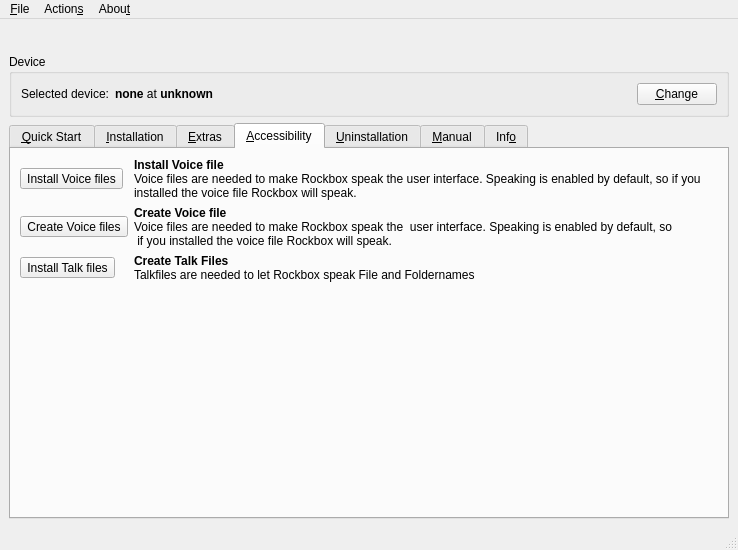
Above: rbutil/rbutilqt/rbutilqtfrm.ui from Rockbox-Chinese-Community/Rockbox-RCC before the change. Below: the same form after it.
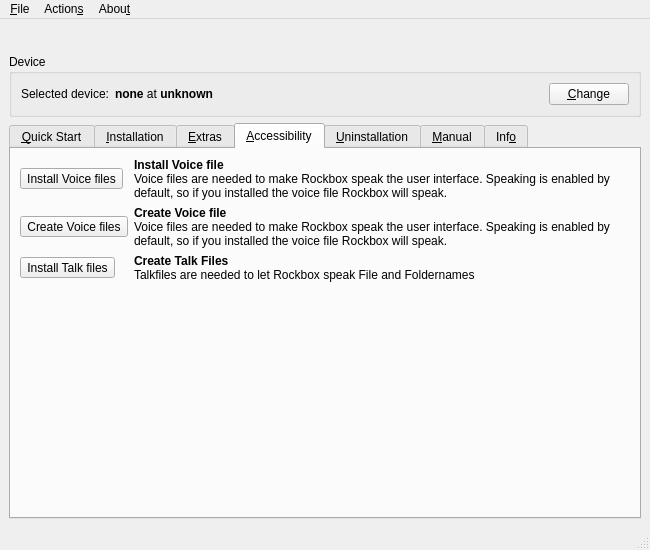
That is the form after the change. The open tabs and pages were chosen to show the change. Icons and pictures are not drawn.

Commit message: Remove the html formatting designer added for description labels and use simple tags instead.

The edit to the form file:
```diff
--- a/rbutil/rbutilqt/rbutilqtfrm.ui
+++ b/rbutil/rbutilqt/rbutilqtfrm.ui
@@ -5,7 +5,7 @@
    <rect>
     <x>0</x>
     <y>0</y>
-    <width>738</width>
+    <width>650</width>
     <height>550</height>
    </rect>
   </property>
@@ -488,11 +488,7 @@
         <item row="0" column="1" >
          <widget class="QLabel" name="labelVoice" >
           <property name="text" >
-           <string>&lt;html>&lt;head>&lt;meta name="qrichtext" content="1" />&lt;style type="text/css">
-p, li { white-space: pre-wrap; }
-&lt;/style>&lt;/head>&lt;body style=" font-family:'MS Shell Dlg 2'; font-size:8.25pt; font-weight:400; font-style:normal;">
-&lt;p style=" margin-top:0px; margin-bottom:0px; margin-left:0px; margin-right:0px; -qt-block-indent:0; text-indent:0px; font-family:'Sans Serif'; font-size:9pt;">&lt;span style=" font-weight:600;">Install Voice file&lt;/span>&lt;/p>
-&lt;p style=" margin-top:0px; margin-bottom:0px; margin-left:0px; margin-right:0px; -qt-block-indent:0; text-indent:0px; font-family:'Sans Serif'; font-size:9pt;">Voice files are needed to make Rockbox speak the user interface. Speaking is enabled by default, so if you installed the voice file Rockbox will speak.&lt;/p>&lt;/body>&lt;/html></string>
+           <string>&lt;b>Install Voice file&lt;/b>&lt;br/>Voice files are needed to make Rockbox speak the user interface. Speaking is enabled by default, so if you installed the voice file Rockbox will speak.</string>
           </property>
           <property name="wordWrap" >
            <bool>true</bool>
@@ -518,11 +514,7 @@
         <item row="2" column="1" >
          <widget class="QLabel" name="labelTalk" >
           <property name="text" >
-           <string>&lt;html>&lt;head>&lt;meta name="qrichtext" content="1" />&lt;style type="text/css">
-p, li { white-space: pre-wrap; }
-&lt;/style>&lt;/head>&lt;body style=" font-family:'Sans Serif'; font-size:9pt; font-weight:400; font-style:normal;">
-&lt;p style=" margin-top:0px; margin-bottom:0px; margin-left:0px; margin-right:0px; -qt-block-indent:0; text-indent:0px;">&lt;span style=" font-weight:600;">Create Talk Files&lt;/span>&lt;/p>
-&lt;p style=" margin-top:0px; margin-bottom:0px; margin-left:0px; margin-right:0px; -qt-block-indent:0; text-indent:0px; font-weight:600;">&lt;span style=" font-weight:400;">Talkfiles are needed to let Rockbox speak File and Foldernames&lt;/span>&lt;/p>&lt;/body>&lt;/html></string>
+           <string>&lt;b>Create Talk Files&lt;/b>&lt;br/>Talkfiles are needed to let Rockbox speak File and Foldernames</string>
           </property>
          </widget>
         </item>
@@ -571,12 +563,11 @@
         <item row="1" column="1" >
          <widget class="QLabel" name="labelCreateVoice" >
           <property name="text" >
-           <string>&lt;html>&lt;head>&lt;meta name="qrichtext" content="1" />&lt;style type="text/css">
-p, li { white-space: pre-wrap; }
-&lt;/style>&lt;/head>&lt;body style=" font-family:'MS Shell Dlg 2'; font-size:8.25pt; font-weight:400; font-style:normal;">
-&lt;p style=" margin-top:0px; margin-bottom:0px; margin-left:0px; margin-right:0px; -qt-block-indent:0; text-indent:0px; font-size:8pt;">&lt;span style=" font-size:9pt; font-weight:600;">Create Voice file&lt;/span>&lt;/p>
-&lt;p style=" margin-top:0px; margin-bottom:0px; margin-left:0px; margin-right:0px; -qt-block-indent:0; text-indent:0px; font-family:'Sans Serif'; font-size:9pt;">Voice files are needed to make Rockbox speak the  user interface. Speaking is enabled by default, so&lt;/p>
-&lt;p style=" margin-top:0px; margin-bottom:0px; margin-left:0px; margin-right:0px; -qt-block-indent:0; text-indent:0px; font-family:'Sans Serif'; font-size:9pt;"> if you installed the voice file Rockbox will speak.&lt;/p>&lt;/body>&lt;/html></string>
+           <string>&lt;b>Create Voice file&lt;/b>&lt;br/>Voice files are needed to make Rockbox speak the  user interface. Speaking is enabled by default, so
+ if you installed the voice file Rockbox will speak.</string>
+          </property>
+          <property name="wordWrap" >
+           <bool>true</bool>
           </property>
          </widget>
         </item>
@@ -828,8 +819,8 @@
     <rect>
      <x>0</x>
      <y>0</y>
-     <width>738</width>
-     <height>29</height>
+     <width>650</width>
+     <height>28</height>
     </rect>
    </property>
    <widget class="QMenu" name="menu_File" >
```
Left out of the diff: 65 changed lines with no effect on the pictures.
